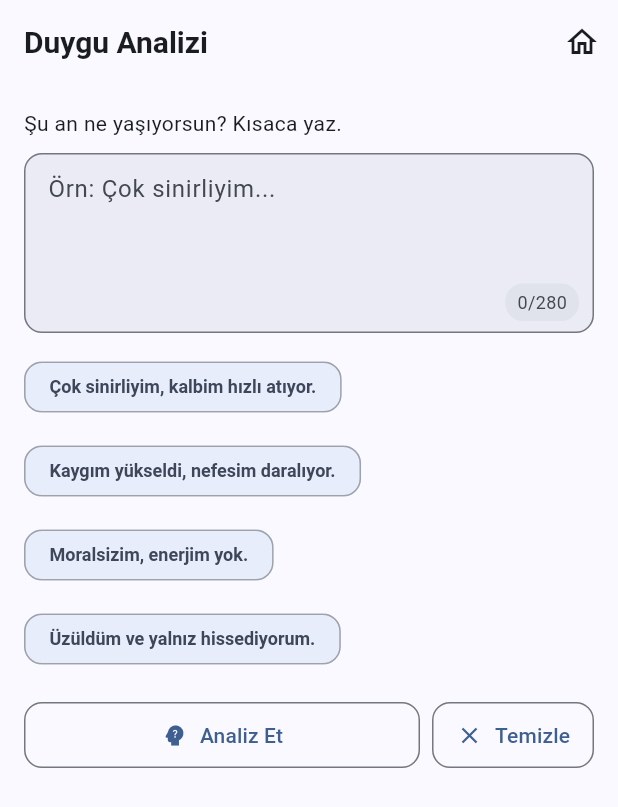
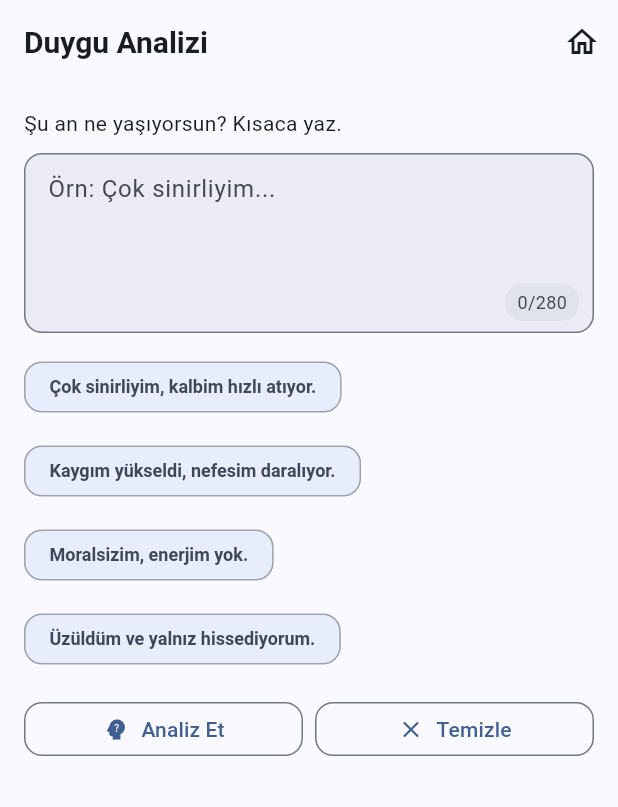
Before and after one commit to atillamrcmk/kriz_asistani, a Flutter app: the TriagePage screen opened by its route, on a phone screen of 412 x 824 dp. Shown: the top 807 px of the screen. Run offline on Flutter 3.47's test engine with Material 3 defaults, Android fonts, the phone set to English and light mode, and no system bars; our stand-ins replace fl_chart, flutter_riverpod, go_router, image_picker, just_audio, permission_handler and 1 more; accounts and stored records are empty.

Commit message:
triage güncellendi

```diff
--- a/lib/features/triage/triage_view.dart
+++ b/lib/features/triage/triage_view.dart
@@ -7,7 +7,7 @@ class TriageView extends StatelessWidget {
   final VoidCallback onClear;
   final VoidCallback onOpenBreathing;
   final VoidCallback onOpenJournal;
-  final VoidCallback onOpenSafetyPlan; // Yeni: Güvenlik Planı'na yönlendirme
+  final VoidCallback onOpenSafetyPlan;
 
   const TriageView({
     super.key,
@@ -23,8 +23,10 @@ class TriageView extends StatelessWidget {
   Widget build(BuildContext context) {
     final cs = Theme.of(context).colorScheme;
     final txt = Theme.of(context).textTheme;
+    final w = MediaQuery.of(context).size.width;
 
-    return Padding(
+    return SafeArea(
+      child: Padding(
         padding: const EdgeInsets.all(16),
         child: ListView(
           physics: const BouncingScrollPhysics(),
@@ -35,7 +37,7 @@ class TriageView extends StatelessWidget {
             ),
             const SizedBox(height: 10),
 
-          // TextField + karakter sayacı
+            // TextField + sayaç
             Stack(
               alignment: Alignment.bottomRight,
               children: [
@@ -83,7 +85,7 @@ class TriageView extends StatelessWidget {
 
             const SizedBox(height: 16),
 
-          // Analiz ve Temizle butonları
+            // Analiz ve Temizle – iki butonu da eşit genişlikte yapalım
             Row(
               children: [
                 Expanded(
@@ -91,13 +93,17 @@ class TriageView extends StatelessWidget {
                     onPressed: onAnalyze,
                     icon: const Icon(Icons.psychology_alt),
                     label: const Text('Analiz Et'),
+                    style: _btnStyle(w),
                   ),
                 ),
                 const SizedBox(width: 8),
-              OutlinedButton.icon(
+                Expanded(
+                  child: OutlinedButton.icon(
                     onPressed: onClear,
                     icon: const Icon(Icons.clear),
                     label: const Text('Temizle'),
+                    style: _btnStyle(w),
+                  ),
                 ),
               ],
             ),
@@ -118,26 +124,27 @@ class TriageView extends StatelessWidget {
                     style: txt.bodyMedium?.copyWith(color: cs.onSurface),
                   ),
                   const SizedBox(height: 12),
-                Row(
+
+                  // --- BURADA Row yerine Wrap: taşma biter, alt satıra iner ---
+                  Wrap(
+                    alignment: WrapAlignment.start,
+                    spacing: 8,
+                    runSpacing: 8,
                     children: [
-                    Expanded(
-                      child: OutlinedButton.icon(
+                      _ActionButton(
                         onPressed: onOpenSafetyPlan,
-                        icon: const Icon(Icons.security),
-                        label: const Text('Güvenlik Planı'),
+                        icon: Icons.security,
+                        label: 'Güvenlik Planı',
                       ),
+                      _ActionButton(
+                        onPressed: onOpenBreathing,
+                        icon: Icons.self_improvement,
+                        label: 'Nefes Egzersizi',
                       ),
-                    const SizedBox(width: 8),
-                    OutlinedButton.icon(
-                      onPressed: onOpenBreathing,
-                      icon: const Icon(Icons.self_improvement),
-                      label: const Text('Nefes Egzersizi'),
-                    ),
-                    const SizedBox(width: 8),
-                    OutlinedButton.icon(
+                      _ActionButton(
                         onPressed: onOpenJournal,
-                      icon: const Icon(Icons.note_alt_outlined),
-                      label: const Text('Günlüğe Yaz'),
+                        icon: Icons.note_alt_outlined,
+                        label: 'Günlüğe Yaz',
                       ),
                     ],
                   ),
@@ -145,8 +152,47 @@ class TriageView extends StatelessWidget {
               ),
           ],
         ),
+      ),
     );
   }
+}
+
+class _ActionButton extends StatelessWidget {
+  final VoidCallback onPressed;
+  final IconData icon;
+  final String label;
+  const _ActionButton({
+    required this.onPressed,
+    required this.icon,
+    required this.label,
+  });
+
+  @override
+  Widget build(BuildContext context) {
+    final w = MediaQuery.of(context).size.width;
+    return ConstrainedBox(
+      constraints: const BoxConstraints(minHeight: 44),
+      child: OutlinedButton.icon(
+        onPressed: onPressed,
+        icon: Icon(icon, size: 18),
+        label: Flexible(
+          child: Text(label, overflow: TextOverflow.ellipsis, softWrap: false),
+        ),
+        style: _btnStyle(w),
+      ),
+    );
+  }
+}
+
+ButtonStyle _btnStyle(double width) {
+  // Küçük ekranlarda daha kompakt padding
+  final hPad = width < 360 ? 10.0 : 14.0;
+  final vPad = width < 360 ? 10.0 : 12.0;
+  return OutlinedButton.styleFrom(
+    minimumSize: const Size(0, 44),
+    padding: EdgeInsets.symmetric(horizontal: hPad, vertical: vPad),
+    visualDensity: VisualDensity.compact,
+  );
 }
 
 class _CounterBadge extends StatelessWidget {
```
Lines whose indentation alone changed are shown as unchanged.
